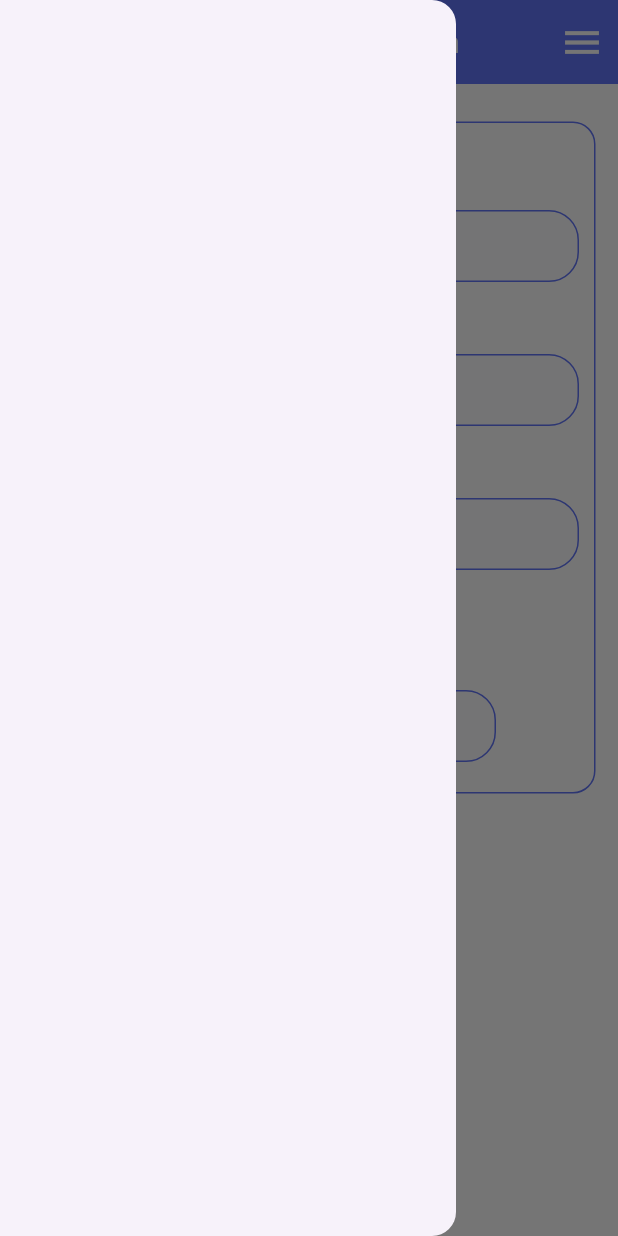
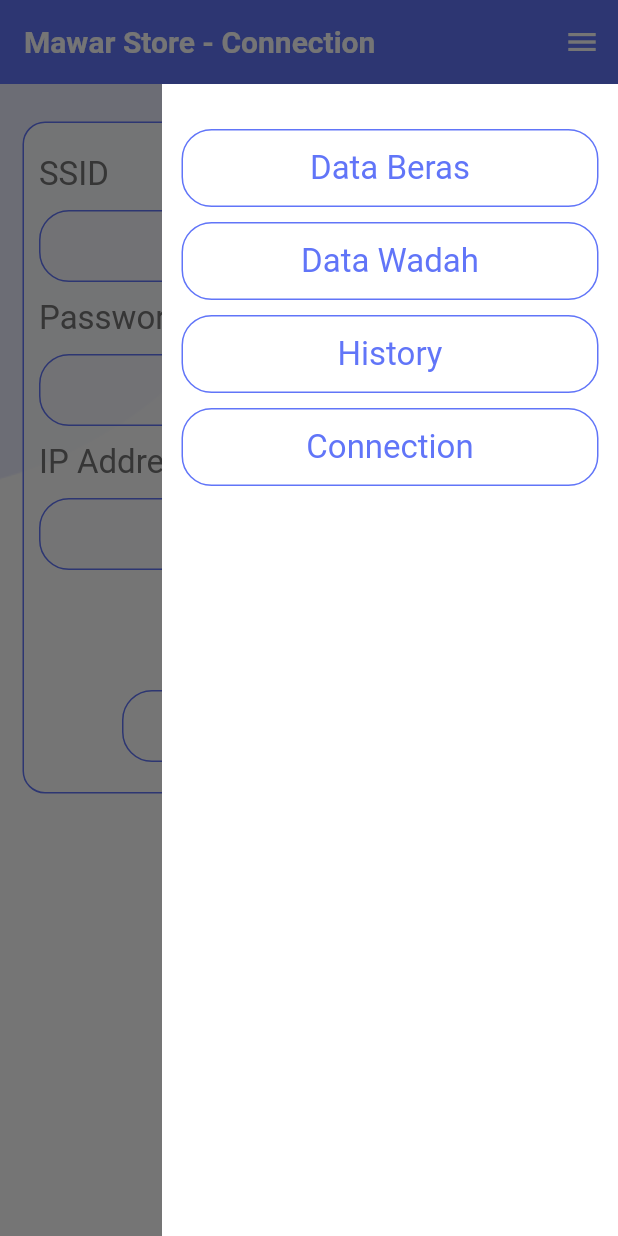
Before and after one commit to unustudents/mawarstore, a Flutter app: the screen it shows after launch, with the side drawer open, on a phone screen of 412 x 824 dp. Run offline on Flutter 3.47's test engine with Material 3 defaults, Android fonts, the phone set to English and light mode, and no system bars; our stand-ins replace bloc, device_preview, equatable.

Commit message:
add drawer

```diff
--- a/lib/app/presentation/pages/connection_page.dart
+++ b/lib/app/presentation/pages/connection_page.dart
@@ -1,5 +1,6 @@
 import 'package:flutter/material.dart';
 
+import '../widgets/button_widget.dart';
 import '../widgets/form_widget.dart';
 import '../widgets/scaffold_widget.dart';
 import '../widgets/title_widget.dart';
@@ -18,7 +19,11 @@ class ConnectionPage extends StatelessWidget {
       body: Container(
         margin: const EdgeInsets.fromLTRB(15.0, 25.0, 15.0, 0.0),
         padding: const EdgeInsets.symmetric(horizontal: 10, vertical: 20),
-        decoration: BoxDecoration(border: Border.all(color: Theme.of(context).primaryColor), borderRadius: BorderRadius.circular(15)),
+        decoration: BoxDecoration(
+          border: Border.all(color: Theme.of(context).primaryColor),
+          borderRadius: BorderRadius.circular(15),
+          color: Colors.white.withOpacity(0.8),
+        ),
         child: Column(
           crossAxisAlignment: CrossAxisAlignment.start,
           mainAxisSize: MainAxisSize.min,
@@ -36,17 +41,10 @@ class ConnectionPage extends StatelessWidget {
             FormReguler(controller: ipAddressC),
             const SizedBox(height: 80),
             Center(
-              child: ElevatedButton(
-                onPressed: () {},
-                style: ElevatedButton.styleFrom(
-                  padding: const EdgeInsets.symmetric(horizontal: 90, vertical: 10),
-                  shape: RoundedRectangleBorder(side: BorderSide(color: Theme.of(context).primaryColor), borderRadius: BorderRadius.circular(20)),
-                  textStyle: Theme.of(context).textTheme.titleLarge,
-                  foregroundColor: Colors.grey.shade600,
-                  shadowColor: Colors.transparent,
-                  backgroundColor: Theme.of(context).primaryColor.withOpacity(0.02),
-                ),
-                child: const Text("Submit"),
+              child: ButtonMain(
+                padding: const EdgeInsets.symmetric(horizontal: 90, vertical: 10),
+                title: 'Submit',
+                foregroundColor: Colors.grey.shade600,
               ),
             )
           ],
--- /dev/null
+++ b/lib/app/presentation/widgets/button_widget.dart
@@ -0,0 +1,25 @@
+import 'package:flutter/material.dart';
+
+class ButtonMain extends StatelessWidget {
+  const ButtonMain({super.key, this.onPressed, this.padding, required this.title, this.foregroundColor});
+  final void Function()? onPressed;
+  final EdgeInsetsGeometry? padding;
+  final String title;
+  final Color? foregroundColor;
+  @override
+  Widget build(BuildContext context) {
+    return ElevatedButton(
+      onPressed: onPressed ?? () {},
+      style: ElevatedButton.styleFrom(
+        padding: padding ?? const EdgeInsets.symmetric(vertical: 12),
+        shape: RoundedRectangleBorder(side: BorderSide(color: Theme.of(context).primaryColor), borderRadius: BorderRadius.circular(20)),
+        textStyle: Theme.of(context).textTheme.titleLarge,
+        foregroundColor: foregroundColor ?? Theme.of(context).primaryColor,
+        shadowColor: Colors.transparent,
+        // backgroundColor: Theme.of(context).primaryColor.withOpacity(0.02),
+        backgroundColor: Colors.transparent,
+      ),
+      child: Text(title),
+    );
+  }
+}
--- a/lib/app/presentation/widgets/scaffold_widget.dart
+++ b/lib/app/presentation/widgets/scaffold_widget.dart
@@ -1,5 +1,6 @@
 import 'package:flutter/material.dart';
 import 'package:flutter/services.dart';
+import 'package:mawarstore/app/presentation/widgets/button_widget.dart';
 
 import '../../constant/images_constant.dart';
 
@@ -10,35 +11,51 @@ class ScaffoldCore extends StatelessWidget {
   final Widget body;
   @override
   Widget build(BuildContext context) {
-    return Scaffold(
-      appBar: AppBar(
-        systemOverlayStyle: const SystemUiOverlayStyle(statusBarColor: Colors.transparent),
-        title: Text("Mawar Store - $titlePage"),
-        actions: [
-          IconButton(
-            onPressed: () {},
-            color: Colors.white,
-            iconSize: 30,
-            icon: const Icon(Icons.menu),
-          ),
-        ],
-      ),
-      body: Stack(
+    return ColoredBox(
+      color: Colors.white,
+      child: Stack(
         children: [
+          // ELLIPSE ATAS KIRI
           Positioned(
             right: MediaQuery.of(context).size.width * 0.5,
             bottom: MediaQuery.of(context).size.height * 0.6,
             child: Image.asset(AppImages.ellipse),
           ),
+          // ELLIPSE BAWAH KANAN
           Positioned(
             left: MediaQuery.of(context).size.width * 0.6,
-            top: MediaQuery.of(context).size.height * 0.55,
+            top: MediaQuery.of(context).size.height * 0.68,
             child: Image.asset(AppImages.ellipse),
           ),
-          body,
+          Scaffold(
+            appBar: AppBar(
+              systemOverlayStyle: const SystemUiOverlayStyle(statusBarColor: Colors.transparent),
+              title: Text("Mawar Store - $titlePage"),
+            ),
+            backgroundColor: Colors.transparent,
+            body: body,
+            endDrawer: Container(
+              margin: EdgeInsets.only(top: kToolbarHeight + MediaQuery.of(context).padding.top),
+              child: Drawer(
+                shape: ContinuousRectangleBorder(),
+                child: ListView(
+                  padding: EdgeInsets.symmetric(horizontal: 13),
+                  children: [
+                    SizedBox(height: 30),
+                    ButtonMain(title: "Data Beras"),
+                    SizedBox(height: 10),
+                    ButtonMain(title: "Data Wadah"),
+                    SizedBox(height: 10),
+                    ButtonMain(title: "History"),
+                    SizedBox(height: 10),
+                    ButtonMain(title: "Connection"),
+                  ],
+                ),
+              ),
+            ),
+          ),
         ],
       ),
-      drawer: Drawer(),
     );
   }
 }
--- a/lib/app/theme/theme_light.dart
+++ b/lib/app/theme/theme_light.dart
@@ -6,11 +6,12 @@ class ThemeLight {
     useMaterial3: true,
     appBarTheme: AppBarTheme(
       backgroundColor: AppColors.primaryColor,
-      // foregroundColor: Colors.white,
+      foregroundColor: Colors.white,
       // surfaceTintColor: Colors.white,
       centerTitle: false,
       titleTextStyle: const TextStyle(fontWeight: FontWeight.w600, fontSize: 20.0, color: Colors.white),
     ),
+    drawerTheme: DrawerThemeData(backgroundColor: Colors.white),
     primaryColor: AppColors.primaryColor,
     scaffoldBackgroundColor: Colors.white,
   );
--- a/lib/main.dart
+++ b/lib/main.dart
@@ -1,8 +1,7 @@
 import 'package:device_preview/device_preview.dart';
 import 'package:flutter/foundation.dart';
 import 'package:flutter/material.dart';
-import 'package:mawarstore/app/presentation/pages/connection_page.dart';
-import 'app/presentation/pages/datawadah_page.dart';
+import 'app/presentation/pages/connection_page.dart';
 import 'app/theme/theme_light.dart';
 
 void main() {
```
